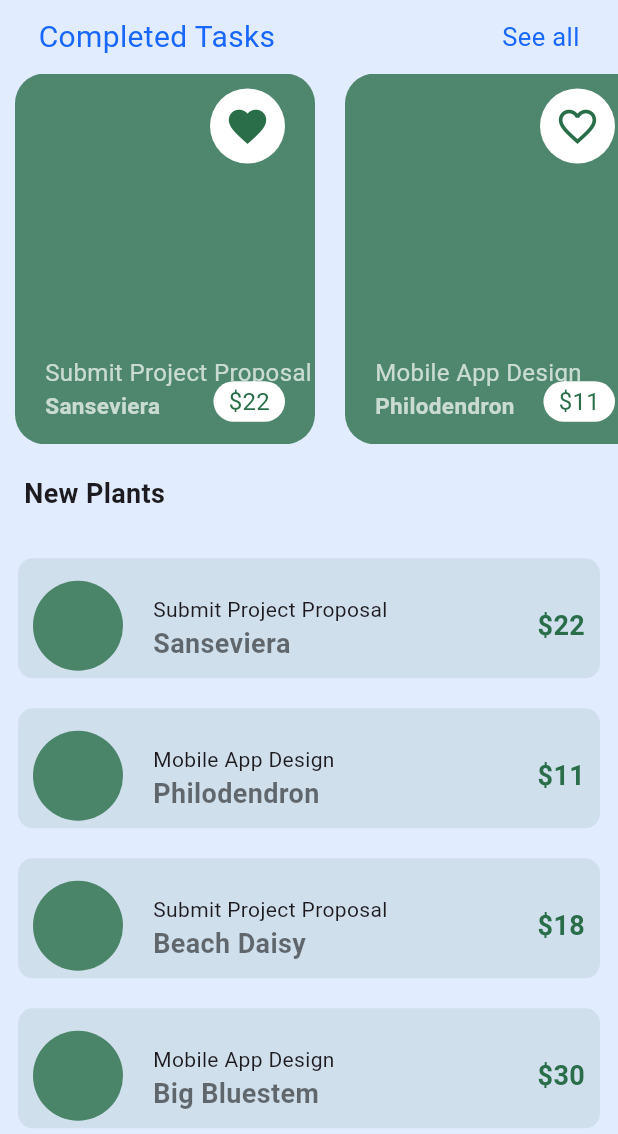
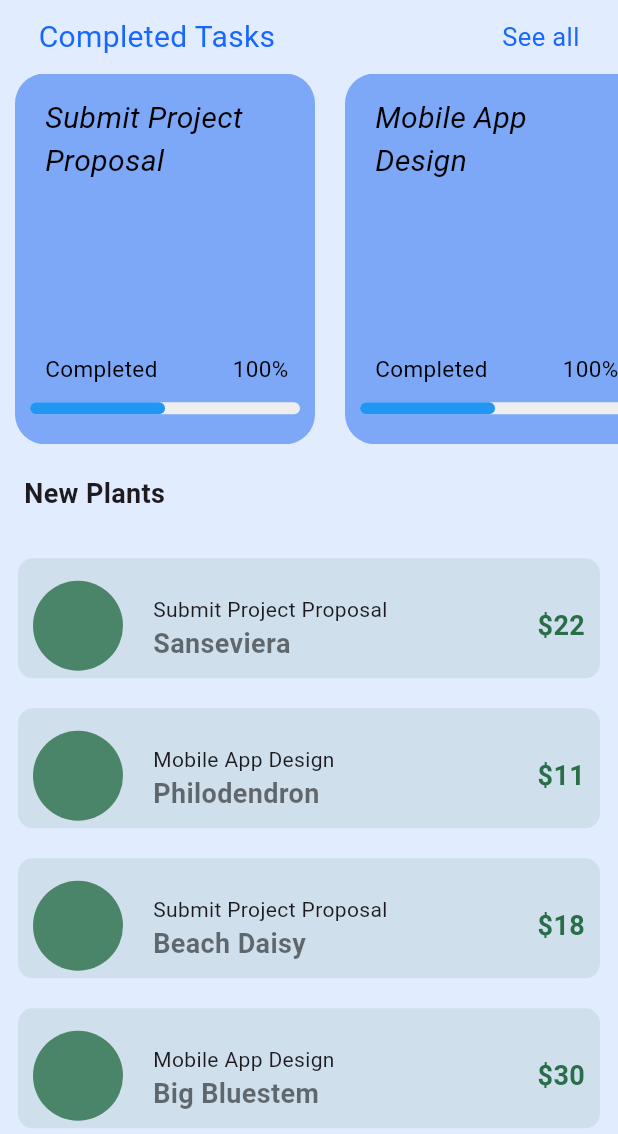
Before and after one commit to ashensasanka/GoalTiky, a Flutter app: the HomePage screen opened directly, on a phone screen of 412 x 824 dp, the part 102-1236 px from its top. Run offline on Flutter 3.47's test engine with Material 3 defaults, Android fonts, the phone set to English and light mode, and no system bars; our stand-ins replace animated_bottom_navigation_bar, curved_navigation_bar, page_transition.

Commit message:
Second_commit

```diff
--- a/lib/ui/screens/home_page.dart
+++ b/lib/ui/screens/home_page.dart
@@ -1,3 +1,5 @@
+import 'dart:ui';
+
 import 'package:flutter/material.dart';
 import 'package:goaltiky/ui/screens/widgets/plant_widget.dart';
 import 'package:page_transition/page_transition.dart';
@@ -120,81 +122,70 @@ class _HomePageState extends State<HomePage> {
                       width: 200,
                       margin: const EdgeInsets.symmetric(horizontal: 10),
                       decoration: BoxDecoration(
-                        color: Constants.primaryColor.withOpacity(.8),
+                        color: Color(0xff7DA7F7),
                         borderRadius: BorderRadius.circular(20),
                       ),
                       child: Stack(
+                        alignment: AlignmentDirectional.bottomEnd,
                         children: [
                           Positioned(
-                            top: 10,
-                            right: 20,
+                            top: 15,
+                            left: 20,
                             child: Container(
-                              height: 50,
-                              width: 50,
-                              child: IconButton(
-                                onPressed: () {
-                                  setState(
-                                    () {
-                                      bool isFavorited = toggleIsFavorated(
-                                          _completedList[index].isFavorated);
-                                      _completedList[index].isFavorated =
-                                          isFavorited;
-                                    },
-                                  );
-                                },
-                                icon: Icon(
-                                  _completedList[index].isFavorated == true
-                                      ? Icons.favorite
-                                      : Icons.favorite_border,
-                                  color: Constants.primaryColor,
+                              width: 150,
+                              child: Text(
+                                _completedList[index].title,
+                                style: const TextStyle(
+                                  color: Colors.black,
+                                  fontStyle: FontStyle.italic,
+                                  fontWeight: FontWeight.w400,
+                                  fontSize: 20,
                                 ),
-                                iconSize: 30,
-                              ),
-                              decoration: BoxDecoration(
-                                color: Colors.white,
-                                borderRadius: BorderRadius.circular(50),
                               ),
                             ),
                           ),
                           Positioned(
-                            bottom: 15,
+                            bottom: 40,
                             left: 20,
-                            child: Column(
-                              crossAxisAlignment: CrossAxisAlignment.start,
+                            child: Container(
+                              width: 250,
+                              child: Row(
                                 children: [
                                   Text(
-                                  _completedList[index].title,
+                                    'Completed',
                                     style: const TextStyle(
-                                    color: Colors.white70,
-                                    fontSize: 16,
+                                      color: Colors.black,
+                                      fontWeight: FontWeight.w400,
+                                      fontSize: 15,
                                     ),
                                   ),
+                                  SizedBox(
+                                    width: 50,
+                                  ),
                                   Text(
-                                  _completedList[index].plantName,
+                                    '100%',
                                     style: const TextStyle(
-                                    color: Colors.white70,
+                                      color: Colors.black,
+                                      fontWeight: FontWeight.w400,
                                       fontSize: 15,
-                                    fontWeight: FontWeight.bold,
                                     ),
                                   ),
                                 ],
                               ),
                             ),
-                          Positioned(
-                            bottom: 15,
-                            right: 20,
+                          ),
+                          Padding(
+                            padding: const EdgeInsets.fromLTRB(0, 0, 10, 20),
                             child: Container(
-                              padding: const EdgeInsets.symmetric(
-                                  horizontal: 10, vertical: 2),
-                              decoration: BoxDecoration(
-                                color: Colors.white,
-                                borderRadius: BorderRadius.circular(20),
-                              ),
-                              child: Text(
-                                r'$' + _completedList[index].price.toString(),
-                                style: TextStyle(
-                                    color: Constants.primaryColor,
-                                    fontSize: 16),
+                              width: 180,
+                              child: LinearProgressIndicator(
+                                minHeight: 8,
+                                borderRadius: BorderRadius.all(Radius.circular(10)),
+                                value:
+                                    0.5, // This sets the progress value (0.0 to 1.0)
+                                backgroundColor: Colors.grey[200],
+                                valueColor:
+                                    AlwaysStoppedAnimation<Color>(Colors.blue),
                               ),
                             ),
                           ),
```
Lines whose indentation alone changed are shown as unchanged.
